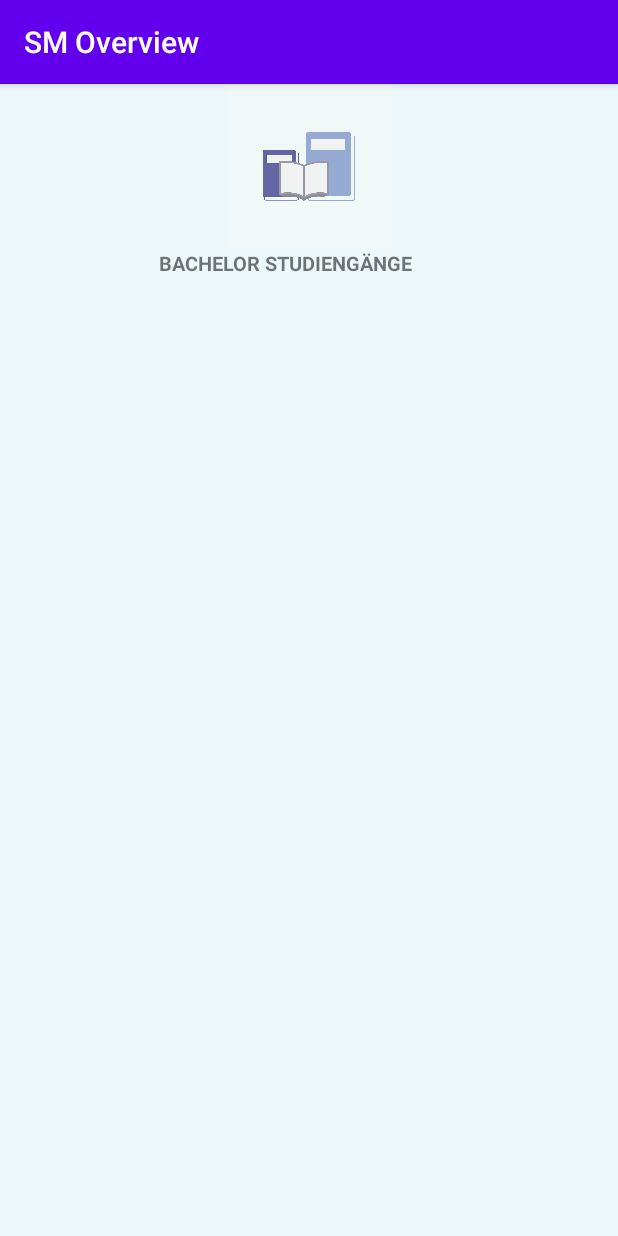
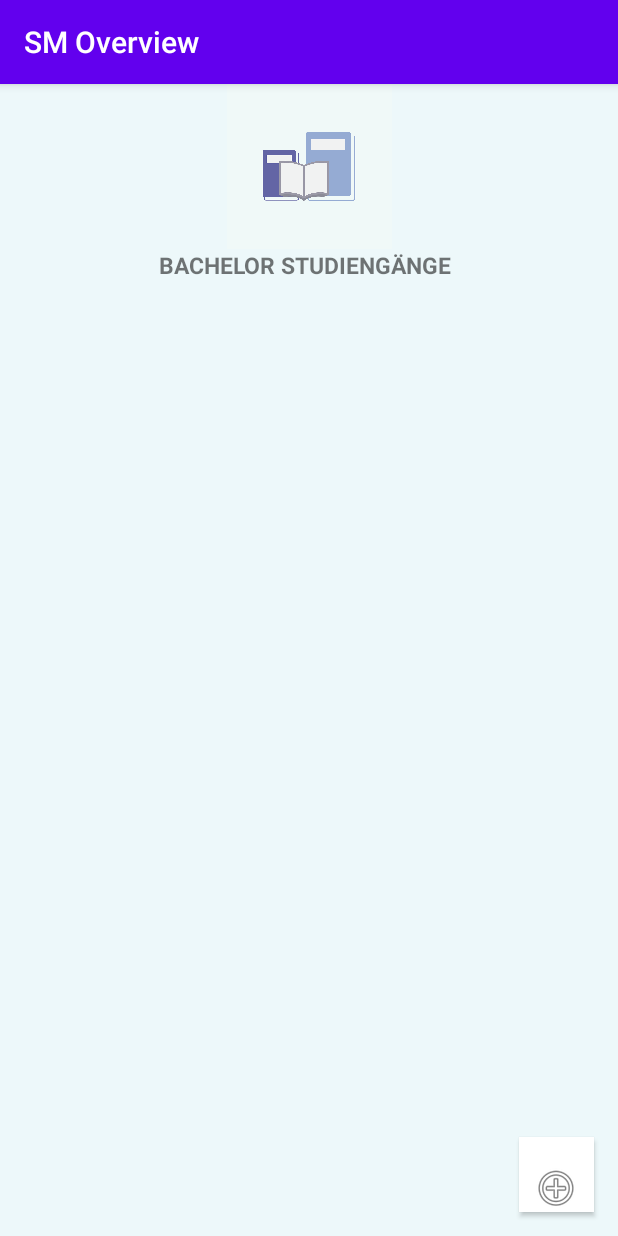
Before and after one commit to reza-foroushani/SM-Overview, an Android app: the BachelorIntent screen opened directly, with no data from a screen before it, on a phone screen of 412 x 824 dp. Run offline under Robolectric (Android 15) with nearby library versions, the phone set to English and light mode, and no system bars.

Commit message:
'+' Button und Search

```diff
--- /dev/null
+++ b/app/src/main/res/drawable/ic_search_white_48dp.xml
@@ -0,0 +1,4 @@
+<?xml version="1.0" encoding="utf-8"?>
+<selector xmlns:android="http://schemas.android.com/apk/res/android">
+
+</selector>
--- a/app/src/main/res/layout/bachelor_bachelor.xml
+++ b/app/src/main/res/layout/bachelor_bachelor.xml
@@ -21,9 +21,27 @@
         android:layout_height="50dp"
         android:layout_below="@id/IMAGE_BACHELOR"
         android:layout_centerInParent="true"
+        android:autoText="false"
         android:text="Bachelor Studiengänge"
         android:textAllCaps="true"
-        android:textSize="13sp"
+        android:textSize="15sp"
         android:textStyle="bold" />
 
+    <Button
+        android:id="@+id/button"
+        android:layout_width="50dp"
+        android:layout_height="50dp"
+        android:layout_alignParentRight="true"
+        android:layout_alignParentBottom="true"
+        android:layout_marginStart="16dp"
+        android:layout_marginLeft="16dp"
+        android:layout_marginTop="16dp"
+        android:layout_marginEnd="16dp"
+        android:layout_marginRight="16dp"
+        android:layout_marginBottom="16dp"
+        android:background="#FFFFFF"
+        android:drawableBottom="@android:drawable/ic_menu_add" />
+
+    " />
+
 </RelativeLayout>
```
Also changed, not shown: app/src/main/res/drawable/ic_search_black_24dp.xml (added, +9 -0 lines), app/src/main/res/menu/menu_bachelor.xml (added, +18 -0 lines), app/src/main/res/drawable/add.png (added), app/src/main/res/drawable/add_board_new_plus_icon_1320186882821780394_512.png (added), app/src/main/res/drawable/add_new_add_song_add_user_cross_new_icon_1320085966699221348_512.png (added), app/src/main/res/drawable/material_icon_2155448_1280.png (added), app/src/main/res/drawable/material_icon_2155448_1280new.png (added), app/src/main/res/drawable/search_find_256.png (added).
